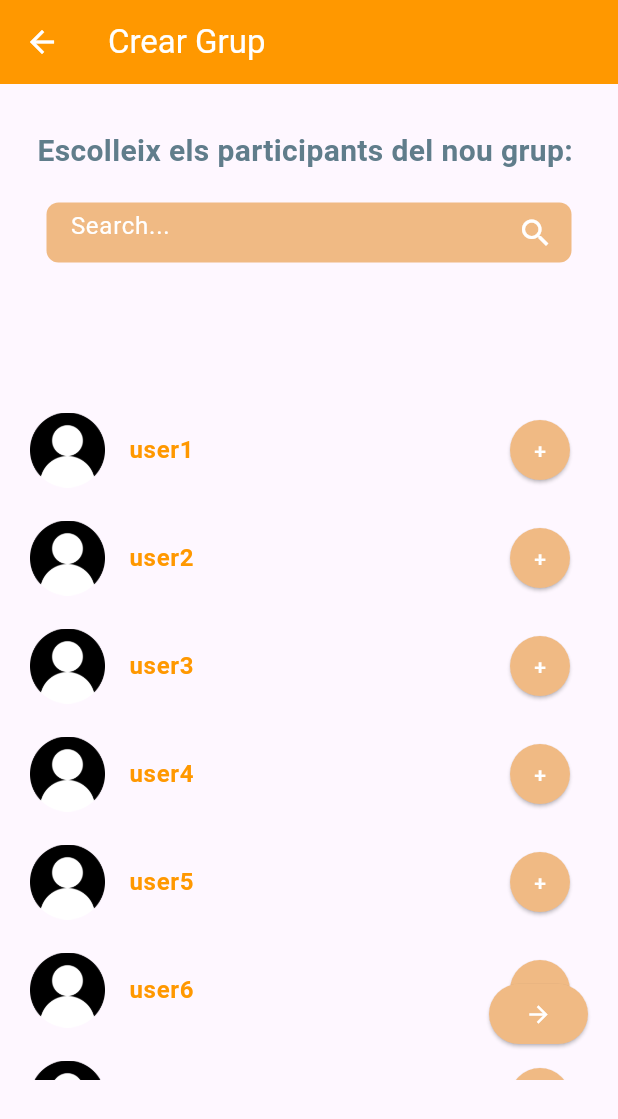
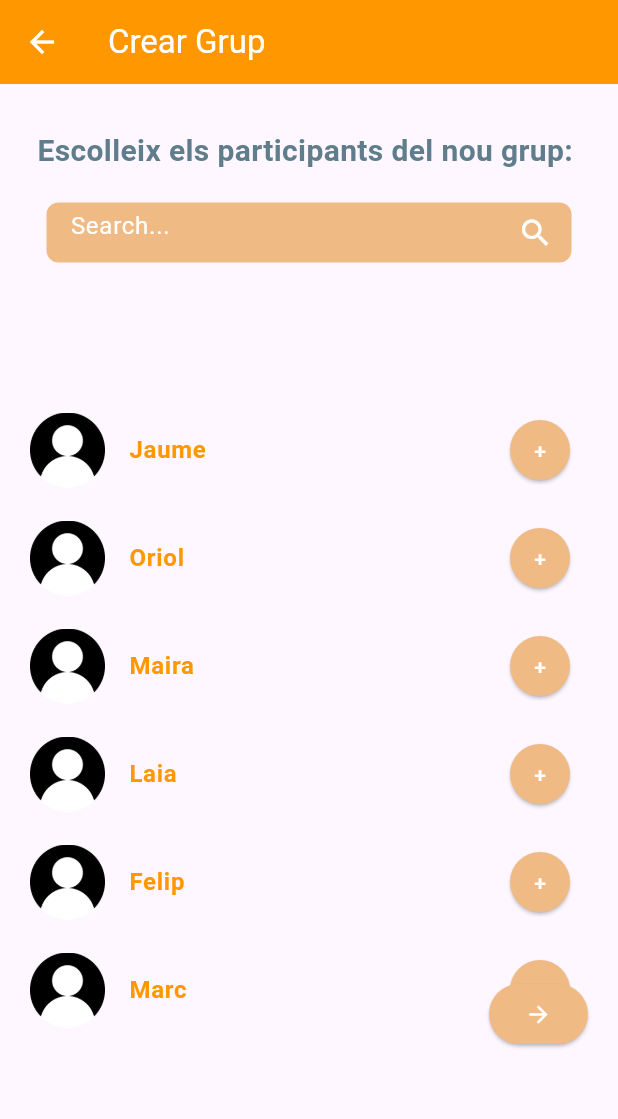
Before and after one commit to pes2324q2-gei-upc/CulturApp, a Flutter app: the CrearGrupScreen screen opened directly with empty values, on a phone screen of 412 x 824 dp. Shown: the top 1119 px of the screen. Run offline on Flutter 3.47's test engine with Material 3 defaults, Android fonts, the phone set to English and light mode, and no system bars; our stand-ins replace cloud_firestore, firebase_auth, firebase_core, google_maps_flutter, google_nav_bar, hive and 2 more; accounts and stored records are empty; network calls fail; statements that could not run were skipped.

Commit message:
adaptat els grups

```diff
--- a/culturapp/lib/presentacio/controlador_presentacio.dart
+++ b/culturapp/lib/presentacio/controlador_presentacio.dart
@@ -255,7 +255,7 @@ class ControladorPresentacion {
     );
   }
 
-  void mostrarConfigGrup(BuildContext context, List<String> participants) {
+  void mostrarConfigGrup(BuildContext context, List<Usuari> participants) {
     Navigator.push(
       context,
       MaterialPageRoute(
--- a/culturapp/lib/presentacio/screens/xats/grups/crear_grup_screen.dart
+++ b/culturapp/lib/presentacio/screens/xats/grups/crear_grup_screen.dart
@@ -1,3 +1,4 @@
+import "package:culturapp/domain/models/usuari.dart";
 import "package:culturapp/presentacio/controlador_presentacio.dart";
 import "package:flutter/material.dart";
 
@@ -14,48 +15,29 @@ class CrearGrupScreen extends StatefulWidget {
 
 class _CrearGrupScreen extends State<CrearGrupScreen> {
   late ControladorPresentacion _controladorPresentacion;
+  late List<bool> participantAfegit;
+  late List<Usuari> displayList;
+  late List<Usuari> amics;
+  //o millor fer-ho dels noms només?? -> millor en usuaris pq després els haurem de passar per fer un grup
+
   Color taronja_fluix = const Color.fromRGBO(240, 186, 132, 1);
-  late List<bool> participantAfegit;
 
   _CrearGrupScreen(ControladorPresentacion controladorPresentacion) {
     _controladorPresentacion = controladorPresentacion;
+    amics = allAmics;
+    displayList = amics;
     participantAfegit = List.filled(displayList.length, false);
-    displayList = amics;
   }
 
-  static List<String> amics = [
-    'user1',
-    'user2',
-    'user3',
-    'user4',
-    'user5',
-    'user6',
-    'user7',
-    'user8',
-    'user9',
-    'user10',
-    'user11',
-  ];
-
-  /*
-  si es fes un model per els participants dels grups hauria de tindre els atributs següents:
-  -nom
-  -foto
-  (aquests dos es podrien agafar dels usuaris)
-  - bool de si han sigut afegits
-  */
-
-  List<String> participants = [];
-
-  List<String> displayList = amics;
+  List<Usuari> participants = [];
 
   void updateList(String value) {
-    //funcio on es filtrarà la nostra llista
+    //funcio on es filtrarà la nostra llista (cercador)
     setState(
       () {
         displayList = amics
             .where((element) =>
-                element.toLowerCase().contains(value.toLowerCase()))
+                element.nom.toLowerCase().contains(value.toLowerCase()))
             .toList();
       },
     );
@@ -183,7 +165,7 @@ class _CrearGrupScreen extends State<CrearGrupScreen> {
             Container(
               alignment: Alignment.topCenter,
               child: Image(
-                image: AssetImage('assets/userImage.png'),
+                image: AssetImage(participants[index].image),
                 fit: BoxFit.fill,
                 width: 55.0,
                 height: 55.0,
@@ -200,7 +182,7 @@ class _CrearGrupScreen extends State<CrearGrupScreen> {
                   padding:
                       const EdgeInsets.symmetric(vertical: 4, horizontal: 8),
                   child: Text(
-                    participants[index],
+                    participants[index].nom,
                     style: const TextStyle(
                       color: Colors.white,
                       fontSize: 10,
@@ -217,16 +199,14 @@ class _CrearGrupScreen extends State<CrearGrupScreen> {
 
   Widget _buildParticipant(context, index) {
     return ListTile(
-      //una vegada tingui mes info del model
-      //dels perfils lo seu seria canviar-ho
       contentPadding: const EdgeInsets.all(8.0),
       leading: Image(
-        image: AssetImage('assets/userImage.png'),
+        image: AssetImage(displayList[index].image),
         fit: BoxFit.fill,
         width: 50.0,
         height: 50.0,
       ),
-      title: Text(displayList[index],
+      title: Text(displayList[index].nom,
           style: const TextStyle(
             color: Colors.orange,
             fontWeight: FontWeight.bold,
```
Also changed, not shown: culturapp/lib/domain/models/grup.dart (+10 -1 lines), culturapp/lib/domain/models/message.dart (+37 -1 lines), culturapp/lib/presentacio/screens/xats/grups/configuracio_grup.dart (+38 -18 lines), culturapp/lib/presentacio/screens/xats/grups/grups_screen.dart (+8 -10 lines), culturapp/lib/presentacio/screens/xats/grups/xat_grup.dart (+14 -19 lines), culturapp/lib/presentacio/screens/xats/xat_amic.dart (+6 -12 lines).
